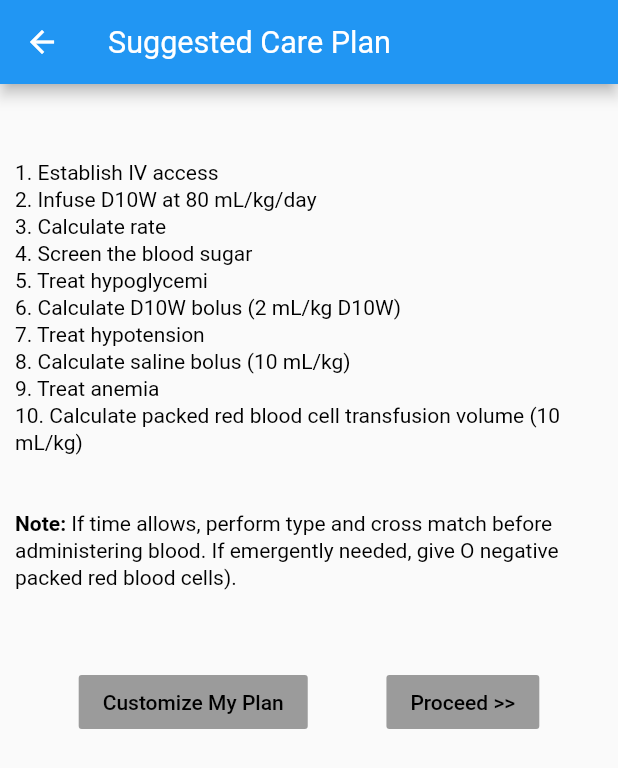
After one commit to zhangshu1/flutter_app_2, a Flutter app: the RiskHistory screen opened by its route, after a tap on "Pneumothorax", on a phone screen of 412 x 824 dp. The commit adds this screen. Shown: the top 768 px of the screen. Run offline on Flutter 3.47's test engine with Material 2 defaults, Android fonts, the phone set to English and light mode, and no system bars.

Commit message:
Add navigator between risk history pages

```diff
--- /dev/null
+++ b/lib/RiskHistory_All.dart
@@ -0,0 +1,79 @@
+import 'package:flutter/material.dart';
+
+class RiskHistory_All extends StatelessWidget {
+  @override
+  Widget build(BuildContext context) {
+    return new Scaffold(
+      appBar: new AppBar(
+//        leading: new IconButton(
+//            icon: new Icon(Icons.arrow_drop_down_circle, size: 42.0, color: Colors.white,),
+//            onPressed: null),
+        title: new Text(
+          'Suggested Care Plan',
+          style: Theme.of(context).textTheme.display1.copyWith(color: Colors.white), textScaleFactor: 0.6,
+        ),
+      ),
+
+      // Text Part
+      body: new Column(
+        children: <Widget>[
+          new Container(
+              alignment: Alignment.center,
+              child: new Column(
+                children: <Widget>[
+                  new Container(
+                      padding: new EdgeInsets.fromLTRB(10.0, 50.0, 10.0, 50.0),
+                      child: new RichText(
+                        text: new TextSpan(
+                            style: new TextStyle(color: Colors.black, height: 1.3),
+                            children: <TextSpan>[
+                              new TextSpan(text: '1. Establish IV access\n',),
+                              new TextSpan(text: '2. Infuse D10W at 80 mL/kg/day\n',),
+                              new TextSpan(text: '3. Calculate rate\n',),
+                              new TextSpan(text: '4. Screen the blood sugar\n',),
+                              new TextSpan(text: '5. Treat hypoglycemi\n',),
+                              new TextSpan(text: '6. Calculate D10W bolus (2 mL/kg D10W)\n',),
+                              new TextSpan(text: '7. Treat hypotension\n',),
+                              new TextSpan(text: '8. Calculate saline bolus (10 mL/kg)\n',),
+                              new TextSpan(text: '9. Treat anemia\n',),
+                              new TextSpan(text: '10. Calculate packed red blood cell transfusion volume (10 mL/kg)\n\n\n',),
+                              new TextSpan(text: 'Note: ', style: new TextStyle(fontWeight: FontWeight.bold)),
+                              new TextSpan(text: 'If time allows, perform type and cross match before administering blood. If emergently needed, give O negative packed red blood cells).',),
+                            ]
+                        ),
+                      )
+                  ),
+
+                  // Button Part
+                  new Container(
+                    child: new Row(
+                      mainAxisAlignment: MainAxisAlignment.spaceEvenly,
+                      children: <Widget>[
+                        new Column(
+                          children: <Widget>[
+                            new RaisedButton(
+                              onPressed: null,
+                              child: new Text('Customize My Plan', style: new TextStyle(color: Colors.black),),
+                            ),
+                          ],
+                        ),
+                        new Column(
+                          children: <Widget>[
+                            new RaisedButton(
+                              onPressed: null,
+                              child: new Text('Proceed >>', style: new TextStyle(color: Colors.black),),
+                            ),
+                          ],
+                        ),
+                      ],
+                    ),
+                  )
+                ],
+              )
+          )
+        ],
+      ),
+    );
+  }
+
+}
--- /dev/null
+++ b/lib/RiskHistory_Hypothermia.dart
@@ -0,0 +1,79 @@
+import 'package:flutter/material.dart';
+
+class RiskHistory_Hypothermia extends StatelessWidget {
+  @override
+  Widget build(BuildContext context) {
+    return new Scaffold(
+      appBar: new AppBar(
+//        leading: new IconButton(
+//            icon: new Icon(Icons.arrow_drop_down_circle, size: 42.0, color: Colors.white,),
+//            onPressed: null),
+        title: new Text(
+          'Suggested Care Plan',
+          style: Theme.of(context).textTheme.display1.copyWith(color: Colors.white), textScaleFactor: 0.6,
+        ),
+      ),
+
+      // Text Part
+      body: new Column(
+        children: <Widget>[
+          new Container(
+              alignment: Alignment.center,
+              child: new Column(
+                children: <Widget>[
+                  new Container(
+                      padding: new EdgeInsets.fromLTRB(10.0, 50.0, 10.0, 50.0),
+                      child: new RichText(
+                        text: new TextSpan(
+                            style: new TextStyle(color: Colors.black, height: 1.3),
+                            children: <TextSpan>[
+                              new TextSpan(text: '1. Establish IV access\n',),
+                              new TextSpan(text: '2. Infuse D10W at 80 mL/kg/day\n',),
+                              new TextSpan(text: '3. Calculate rate\n',),
+                              new TextSpan(text: '4. Screen the blood sugar\n',),
+                              new TextSpan(text: '5. Treat hypoglycemi\n',),
+                              new TextSpan(text: '6. Calculate D10W bolus (2 mL/kg D10W)\n',),
+                              new TextSpan(text: '7. Treat hypotension\n',),
+                              new TextSpan(text: '8. Calculate saline bolus (10 mL/kg)\n',),
+                              new TextSpan(text: '9. Treat anemia\n',),
+                              new TextSpan(text: '10. Calculate packed red blood cell transfusion volume (10 mL/kg)\n\n\n',),
+                              new TextSpan(text: 'Note: ', style: new TextStyle(fontWeight: FontWeight.bold)),
+                              new TextSpan(text: 'If time allows, perform type and cross match before administering blood. If emergently needed, give O negative packed red blood cells).',),
+                            ]
+                        ),
+                      )
+                  ),
+
+                  // Button Part
+                  new Container(
+                    child: new Row(
+                      mainAxisAlignment: MainAxisAlignment.spaceEvenly,
+                      children: <Widget>[
+                        new Column(
+                          children: <Widget>[
+                            new RaisedButton(
+                              onPressed: null,
+                              child: new Text('Customize My Plan', style: new TextStyle(color: Colors.black),),
+                            ),
+                          ],
+                        ),
+                        new Column(
+                          children: <Widget>[
+                            new RaisedButton(
+                              onPressed: null,
+                              child: new Text('Proceed >>', style: new TextStyle(color: Colors.black),),
+                            ),
+                          ],
+                        ),
+                      ],
+                    ),
+                  )
+                ],
+              )
+          )
+        ],
+      ),
+    );
+  }
+
+}
--- /dev/null
+++ b/lib/RiskHistory_Pneumothorax.dart
@@ -0,0 +1,78 @@
+import 'package:flutter/material.dart';
+
+class RiskHistory_Pneumothorax extends StatelessWidget{
+  @override
+  Widget build(BuildContext context) {
+    return new Scaffold(
+      appBar: new AppBar(
+//        leading: new IconButton(
+//            icon: new Icon(Icons.arrow_drop_down_circle, size: 42.0, color: Colors.white,),
+//            onPressed: null),
+        title: new Text(
+          'Suggested Care Plan',
+          style: Theme.of(context).textTheme.display1.copyWith(color: Colors.white), textScaleFactor: 0.6,
+        ),
+      ),
+
+      // Text Part
+      body: new Column(
+        children: <Widget>[
+          new Container(
+              alignment: Alignment.center,
+              child: new Column(
+                children: <Widget>[
+                  new Container(
+                      padding: new EdgeInsets.fromLTRB(10.0, 50.0, 10.0, 50.0),
+                      child: new RichText(
+                        text: new TextSpan(
+                            style: new TextStyle(color: Colors.black, height: 1.3),
+                            children: <TextSpan>[
+                              new TextSpan(text: '1. Establish IV access\n',),
+                              new TextSpan(text: '2. Infuse D10W at 80 mL/kg/day\n',),
+                              new TextSpan(text: '3. Calculate rate\n',),
+                              new TextSpan(text: '4. Screen the blood sugar\n',),
+                              new TextSpan(text: '5. Treat hypoglycemi\n',),
+                              new TextSpan(text: '6. Calculate D10W bolus (2 mL/kg D10W)\n',),
+                              new TextSpan(text: '7. Treat hypotension\n',),
+                              new TextSpan(text: '8. Calculate saline bolus (10 mL/kg)\n',),
+                              new TextSpan(text: '9. Treat anemia\n',),
+                              new TextSpan(text: '10. Calculate packed red blood cell transfusion volume (10 mL/kg)\n\n\n',),
+                              new TextSpan(text: 'Note: ', style: new TextStyle(fontWeight: FontWeight.bold)),
+                              new TextSpan(text: 'If time allows, perform type and cross match before administering blood. If emergently needed, give O negative packed red blood cells).',),
+                            ]
+                        ),
+                      )
+                  ),
+
+                  // Button Part
+                  new Container(
+                    child: new Row(
+                      mainAxisAlignment: MainAxisAlignment.spaceEvenly,
+                      children: <Widget>[
+                        new Column(
+                          children: <Widget>[
+                            new RaisedButton(
+                              onPressed: null,
+                              child: new Text('Customize My Plan', style: new TextStyle(color: Colors.black),),
+                            ),
+                          ],
+                        ),
+                        new Column(
+                          children: <Widget>[
+                            new RaisedButton(
+                              onPressed: null,
+                              child: new Text('Proceed >>', style: new TextStyle(color: Colors.black),),
+                            ),
+                          ],
+                        ),
+                      ],
+                    ),
+                  )
+                ],
+              )
+          )
+        ],
+      ),
+    );
+  }
+}
```
Also changed, not shown: lib/RiskHistory.dart (+54 -16 lines), lib/RiskHistory_Hypoglycemia.dart (added, +11 -0 lines), lib/main.dart (+19 -19 lines), lib/RiskMonitor.dart (renamed from lib/risk_monitor.dart).
